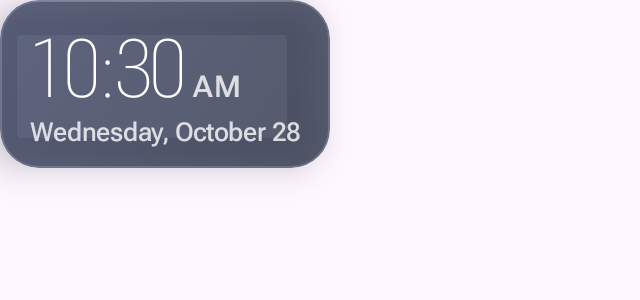
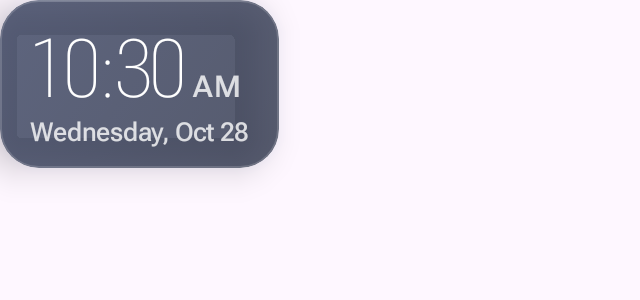
Before and after one commit to S1rHades/One-TVOS, an Android app built with Jetpack Compose: the composable ClockCard shown on its own in the app's theme, on a phone screen of 824 x 412 dp (held sideways). Shown: the top 300 px of the screen, without its empty margins (0-640 px from the left). Run offline under Robolectric (Android 15) with nearby library versions, the phone set to English and light mode, and no system bars; network calls fail; pictures from the network do not load.

```diff
--- a/app/src/main/java/app/pill/launcher/ui/WidgetCards.kt
+++ b/app/src/main/java/app/pill/launcher/ui/WidgetCards.kt
@@ -222,9 +222,9 @@ private fun ClockCard(compact: Boolean, modifier: Modifier) {
     val locale = Locale.getDefault()
     val hourMinute = remember(is24h, locale) { DateTimeFormatter.ofPattern(if (is24h) "HH:mm" else "h:mm", locale) }
     val amPm = remember(locale) { DateTimeFormatter.ofPattern(" a", locale) }
-    // Locale-aware order and punctuation, e.g. "Wednesday, 28 October" or "Wed, Oct 28"
+    // Locale-aware order and punctuation, e.g. "Wednesday, 28 Oct" or "Wed, Oct 28"
     val date = remember(locale, compact) {
-        DateTimeFormatter.ofPattern(DateFormat.getBestDateTimePattern(locale, if (compact) "EEEdMMM" else "EEEEdMMMM"), locale)
+        DateTimeFormatter.ofPattern(DateFormat.getBestDateTimePattern(locale, if (compact) "EEEdMMM" else "EEEEdMMM"), locale)
     }
     val now by produceState(LocalDateTime.now()) {
         while (true) {
```
